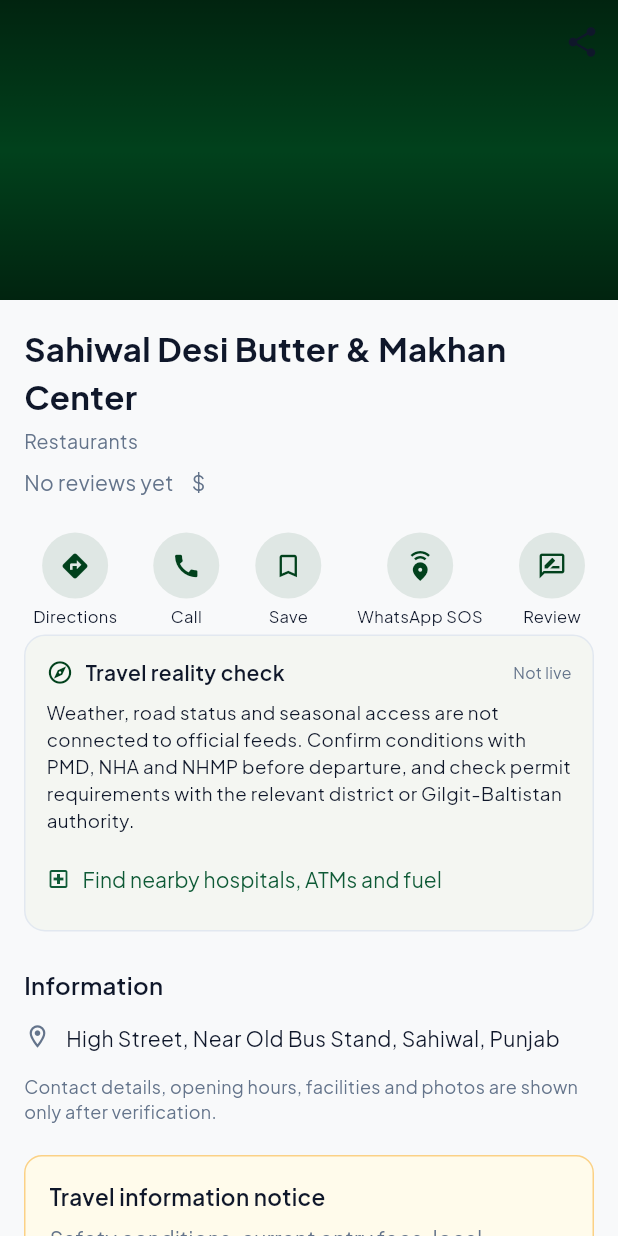
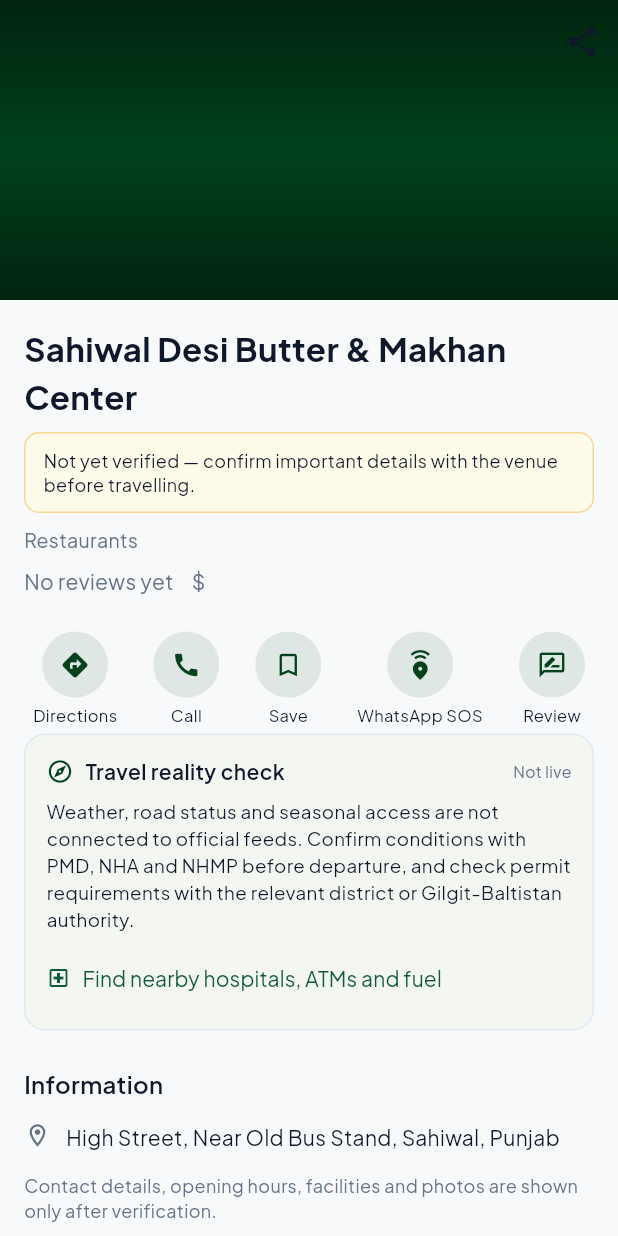
Before and after one commit to Iqrabibi804/smartapp, a Flutter app: the _PlaceDetailsContent widget shown alone on an empty page, opened directly with sample values from the repository, on a phone screen of 412 x 824 dp. Run offline on Flutter 3.47's test engine with Material 3 defaults, Android fonts, the phone set to English and light mode, and no system bars; our stand-ins replace connectivity_plus, dio, flutter_riverpod, flutter_secure_storage, geolocator, google_maps_flutter and 2 more; accounts and stored records are empty; network calls fail.

Commit message:
feat(trust): display place verification status and provenance

```diff
--- a/mobile/lib/features/places/screens/place_details_screen.dart
+++ b/mobile/lib/features/places/screens/place_details_screen.dart
@@ -78,7 +78,8 @@ class _PlaceDetailsContent extends ConsumerWidget {
   @override
   Widget build(BuildContext context, WidgetRef ref) {
     final reviewsAsync = ref.watch(placeReviewsProvider(place.id));
-    final hasVerifiedDetails = place.verified || place.verificationStatus == 'verified';
+    final hasVerifiedDetails = place.verificationStatus == 'verified' ||
+        (place.verificationStatus == null && place.verified);
 
     return CustomScrollView(
       slivers: [
@@ -155,7 +156,27 @@ class _PlaceDetailsContent extends ConsumerWidget {
                       ),
                   ],
                 ),
-                const SizedBox(height: 4),
+                const SizedBox(height: 8),
+                Container(
+                  width: double.infinity,
+                  padding: const EdgeInsets.symmetric(horizontal: 12, vertical: 10),
+                  decoration: BoxDecoration(
+                    color: hasVerifiedDetails ? const Color(0xFFECFDF5) : const Color(0xFFFFFBEB),
+                    borderRadius: BorderRadius.circular(10),
+                    border: Border.all(color: hasVerifiedDetails
+                        ? const Color(0xFF10B981).withValues(alpha: 0.35)
+                        : const Color(0xFFF59E0B).withValues(alpha: 0.4)),
+                  ),
+                  child: Text(
+                    hasVerifiedDetails
+                        ? 'Verified information${place.source != null ? ' • Source: ${place.source}' : ''}${place.lastVerifiedAt != null ? ' • Checked: ${place.lastVerifiedAt}' : ''}'
+                        : place.verificationStatus == 'community_reported'
+                            ? 'Community reported — not independently verified. Confirm details before travelling.'
+                            : 'Not yet verified — confirm important details with the venue before travelling.',
+                    style: const TextStyle(fontSize: 12, height: 1.35),
+                  ),
+                ),
+                const SizedBox(height: 8),
                 if (place.categoryName != null)
                   Text(place.categoryName!,
                       style: const TextStyle(color: AppColors.textSecondary, fontSize: 13)),
```
